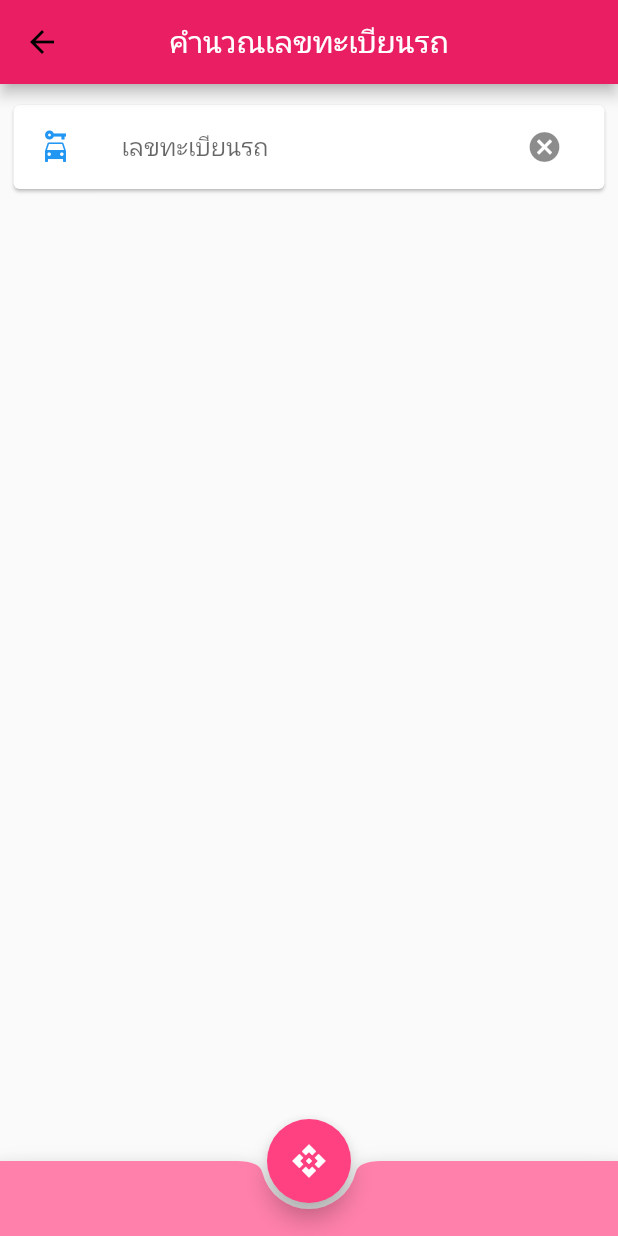
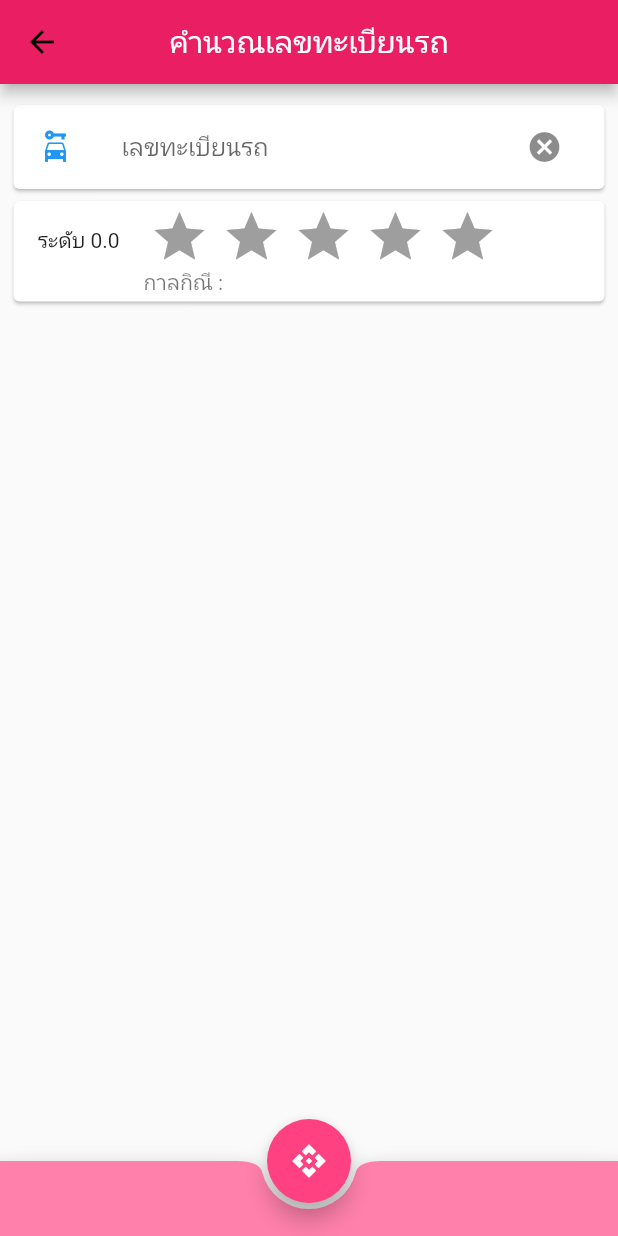
Before and after one commit to jirutbk/TeleMiPhone, a Flutter app: the CarLicensePage screen opened directly, after a tap on the "cancel" icon, on a phone screen of 412 x 824 dp. Run offline on Flutter 3.47's test engine with Material 2 defaults, Android fonts, the phone set to English and light mode, and no system bars; drawn by our look-alikes of flutter_rating_bar; our stand-ins replace toast.

Commit message:
add ratingBar carLicensePage

```diff
--- a/assets/Days.json
+++ b/assets/Days.json
@@ -4,13 +4,13 @@
         "id": "1",
         "dayName": "อาทิตย์",
         "badNum": "6",
-        "badChar": "ศ ษ ส ห ฬ อ 6"
+        "badChar": "ศ ษ ส ห ฬ ฮ 6"
       },
       {
         "id": "2",
         "dayName": "จันทร์",
         "badNum": "1",
-        "badChar": "ะ า ิ ี ึ ื ุ ู โ ไ ใ ำ 1"
+        "badChar": "อ ะ า ิ ี ึ ื ุ ู โ ไ ใ ำ 1"
       },
       {
         "id": "3",
--- a/lib/carLicensePage.dart
+++ b/lib/carLicensePage.dart
@@ -2,20 +2,28 @@ import 'package:flutter/material.dart';
 import 'dart:convert';
 import 'package:flutter/services.dart';
 import 'package:toast/toast.dart';
+import 'package:flutter_rating_bar/flutter_rating_bar.dart';
 
 class CarLicensePage extends StatefulWidget {
+  final int day;
+  CarLicensePage({this.day});
+
   @override
-  _CarLicensePageState createState() => _CarLicensePageState();
+  _CarLicensePageState createState() => _CarLicensePageState(day: day);
 }
 
 class _CarLicensePageState extends State<CarLicensePage> {
   List _numbers = [];
   List _charValue = [];
   List _searchResult = [];
+  List _days = [];
+  int day;
+  double level = 0.0;
+  String badchar = "  ";
   final myController = TextEditingController();
   var exp = RegExp(r"^[0-9]*[ก-ฮ]+[0-9]+$");
 
-  _CarLicensePageState() {
+  _CarLicensePageState({this.day}) {
     this.readJson();
   }
 
@@ -29,9 +37,13 @@ class _CarLicensePageState extends State<CarLicensePage> {
         await rootBundle.loadString('assets/charValue.json');
     final data2 = json.decode(response2);
 
+    final String response3 = await rootBundle.loadString('assets/Days.json');
+    final data3 = json.decode(response3);
+
     setState(() {
       _numbers = data["number"];
       _charValue = data2["charValue"];
+      _days = data3["days"];
     });
   }
 
@@ -57,6 +69,21 @@ class _CarLicensePageState extends State<CarLicensePage> {
     return double.tryParse(s) != null;
   }
 
+  void badChar() {
+    String data;
+    badchar = "  ";
+
+    data = myController.text.replaceAll(new RegExp(r"\s+"), ""); //ลบชื่อว่าง
+    if (day == 0)
+      Toast.show("กรุณาระบุวันเกิดก่อน.. !", context,
+          duration: Toast.LENGTH_LONG, gravity: Toast.CENTER);
+
+    data.runes.forEach((rune) {
+      if (_days[day - 1]["badChar"].contains(String.fromCharCode(rune)))
+        badchar += " " + String.fromCharCode(rune);
+    });
+  }
+
   void onSearchPressed() async {
     int sum = 0;
     _searchResult.clear();
@@ -68,6 +95,9 @@ class _CarLicensePageState extends State<CarLicensePage> {
     }
 
     sum = calculate(myController.text);
+    badChar();
+
+    print("วันเกิดคือ $day");
 
     if (sum > 0) {
       Toast.show("ผลรวมเท่ากับ $sum", context,
@@ -75,6 +105,7 @@ class _CarLicensePageState extends State<CarLicensePage> {
 
       for (var item in _numbers) {
         if (item["num"].contains(sum.toString())) {
+          level = double.parse(item["level"]);
           _searchResult.add(item);
           break;
         }
@@ -115,11 +146,35 @@ class _CarLicensePageState extends State<CarLicensePage> {
                         icon: Icon(Icons.cancel),
                         onPressed: () {
                           myController.clear();
+                          level = 0.0;
+                          badchar = "  ";
                           onSearchPressed();
                         },
                       ),
                     ),
                   ),
+
+                  Card(
+                      child: ListTile(
+                    leading: Text("ระดับ $level"),
+                    title: RatingBar.builder(
+                      initialRating: level,
+                      ignoreGestures: true, //ปิดไม่ให้ tab
+                      minRating: 1,
+                      direction: Axis.horizontal,
+                      allowHalfRating: true,
+                      itemCount: 5,
+                      itemPadding: EdgeInsets.symmetric(horizontal: 4.0),
+                      itemBuilder: (context, _) => Icon(
+                        Icons.star,
+                        color: Colors.amber,
+                      ),
+                      onRatingUpdate: (rating) {
+                        print(rating);
+                      },
+                    ),
+                    subtitle: Text("กาลกิณี : $badchar"),
+                  )),
 
                   // Display the data loaded from sample.json
                   _numbers.length > 0
--- a/lib/main.dart
+++ b/lib/main.dart
@@ -142,7 +142,7 @@ class _MainScreen extends State<MainScreen> {
                   Navigator.push(
                       context,
                       MaterialPageRoute(
-                          builder: (context) => CarLicensePage()));
+                          builder: (context) => CarLicensePage(day: day)));
                 }),
             ListTile(
                 title: Text('คำนวณชื่อมงคล'),
--- a/lib/namePage.dart
+++ b/lib/namePage.dart
@@ -173,7 +173,7 @@ class _NamePageState extends State<NamePage> {
                         print(rating);
                       },
                     ),
-                    subtitle: Text("กาลกินี : $badchar"),
+                    subtitle: Text("กาลกิณี : $badchar"),
                   )),
 
                   // Display the data loaded from sample.json
--- a/lib/phoneNumberPage.dart
+++ b/lib/phoneNumberPage.dart
@@ -146,7 +146,7 @@ class _PhoneNumberPageState extends State<PhoneNumberPage> {
                         print(rating);
                       },
                     ),
-                    subtitle: Text("กาลกินี : $badchar"),
+                    subtitle: Text("กาลกิณี : $badchar"),
                   )),
 
                   // Display the data loaded from sample.json
```
